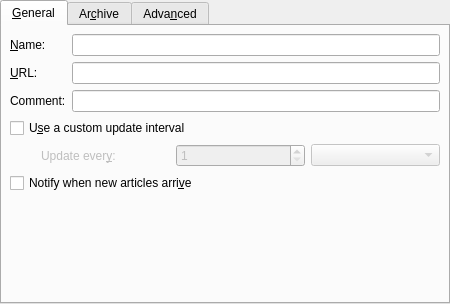
Before: the Qt Designer form src/ui/feedpropertieswidgetbase.ui in KDE/akregator, drawn with Qt 5.
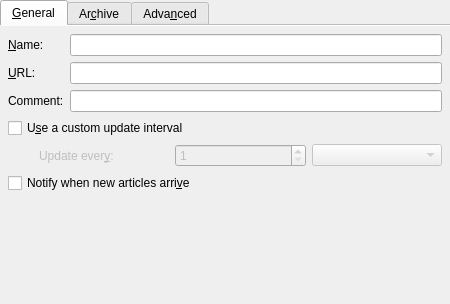
After: the same form once the commit is applied.

Commit message: Adopt new tab design for feed properties dialog

Diff of the .ui file:
```diff
--- a/src/ui/feedpropertieswidgetbase.ui
+++ b/src/ui/feedpropertieswidgetbase.ui
@@ -37,6 +37,9 @@
      <property name="currentIndex">
       <number>0</number>
      </property>
+     <property name="documentMode">
+      <bool>true</bool>
+     </property>
      <widget class="QWidget" name="tab1">
       <attribute name="title">
        <string>&amp;General</string>
```
Left out of the diff: 4 changed lines with no effect on the pictures. The commit also changes 1 other file.
